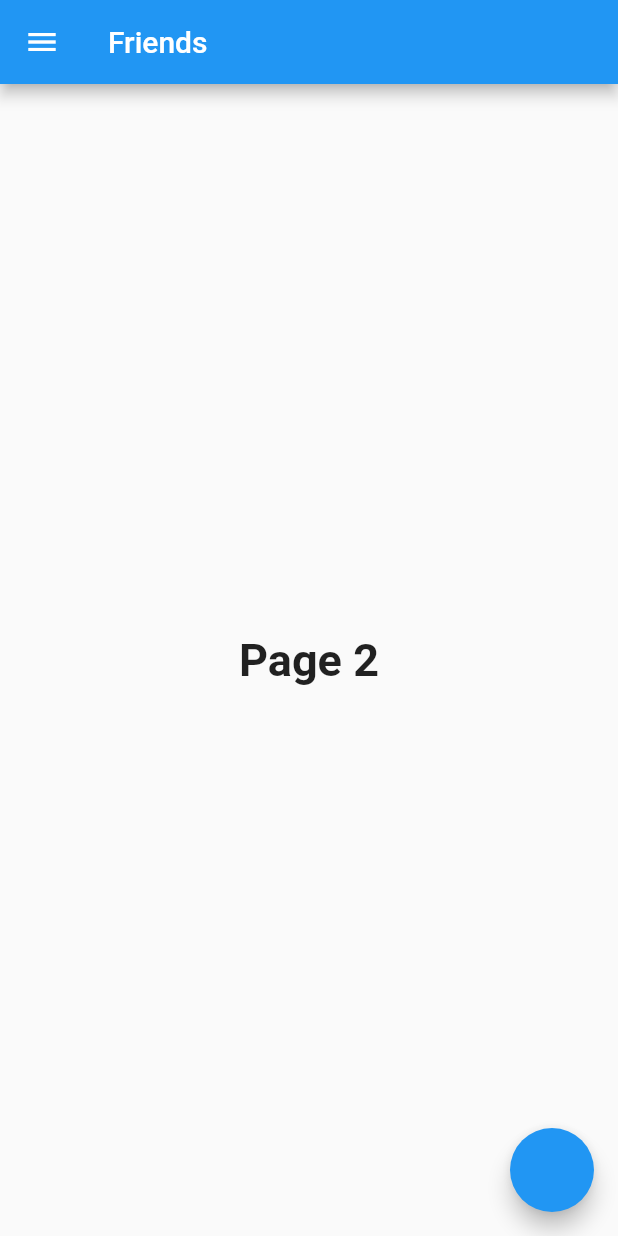
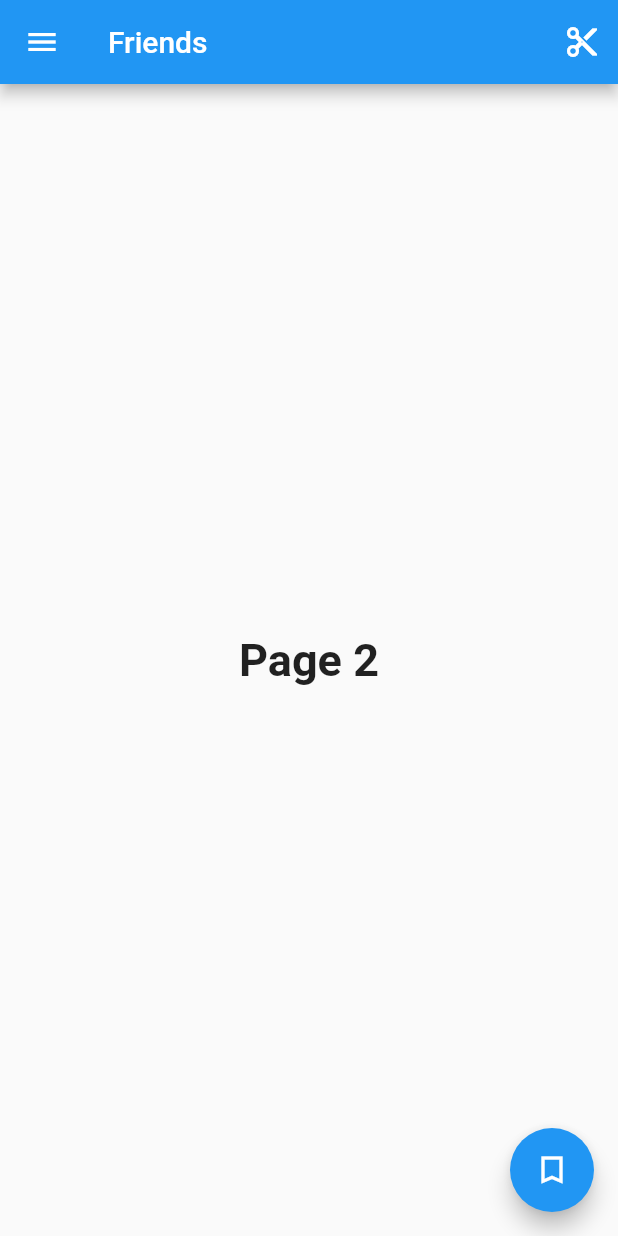
Before and after one commit to aklingam7/chatter-app, a Flutter app: the screen it shows after launch, in the side drawer, after a tap on "Friends", on a phone screen of 412 x 824 dp. Run offline on Flutter 3.47's test engine with Material 2 defaults, Android fonts, the phone set to English and light mode, and no system bars.

Commit message:
Fixed appbar

```diff
--- a/lib/main.dart
+++ b/lib/main.dart
@@ -5,6 +5,10 @@ import 'package:flutter/material.dart';
 import 'routes/posts.dart';
 
 void main() => runApp(MyApp());
+
+const IconData posts_icon = IconData(58336, fontFamily: 'MaterialIcons');
+const IconData friends_icon = IconData(59375, fontFamily: 'MaterialIcons');
+const IconData info_icon = IconData(59534, fontFamily: 'MaterialIcons');
 
 List<Map<String, Object>> _addTags(List<Map<String, Object>> usersWithoutTags) {
   var rng = new Random();
--- a/lib/routes/friends.dart
+++ b/lib/routes/friends.dart
@@ -9,6 +9,9 @@ class Friends extends StatefulWidget {
 }
 
 class _FriendsState extends State<Friends> {
+  static const IconData add_friend_icon =
+      IconData(59376, fontFamily: 'MaterialIcons');
+
   @override
   Widget build(BuildContext context) {
     return WillPopScope(
@@ -17,7 +20,17 @@ class _FriendsState extends State<Friends> {
         return false;
       },
       child: Scaffold(
-        appBar: AppBar(title: Text('Friends')),
+        appBar: AppBar(
+          title: Text('Friends'),
+          actions: <Widget>[
+            IconButton(
+              icon: Icon(info_icon),
+              onPressed: () {
+                null;
+              },
+            ),
+          ],
+        ),
         drawer: Drawer(
           child: ListView(
             padding: EdgeInsets.zero,
@@ -36,7 +49,7 @@ class _FriendsState extends State<Friends> {
                         Spacer(),
                         FloatingActionButton(
                           heroTag: "btn3",
-                          child: Icon(Posts.swap),
+                          child: Icon(Posts.swap_icon),
                           //width: 100,
                           onPressed: () => {
                             if ((currentUser + 1) != users.length)
@@ -83,6 +96,7 @@ class _FriendsState extends State<Friends> {
                 ),
               ),
               ListTile(
+                leading: Icon(posts_icon),
                 title: Text('Posts'),
                 onTap: () {
                   Navigator.pop(context);
@@ -90,6 +104,7 @@ class _FriendsState extends State<Friends> {
                 },
               ),
               ListTile(
+                leading: Icon(friends_icon),
                 title: Text('Friends'),
                 onTap: () {
                   Navigator.pop(context);
@@ -101,6 +116,7 @@ class _FriendsState extends State<Friends> {
         floatingActionButton: FloatingActionButton(
           heroTag: "btn4",
           onPressed: () {},
+          child: Icon(add_friend_icon),
         ),
         body: Container(
           child: Center(
--- a/lib/routes/posts.dart
+++ b/lib/routes/posts.dart
@@ -7,8 +7,10 @@ import 'friends.dart';
 import 'new_post.dart';
 
 class Posts extends StatefulWidget {
-  static const IconData add = IconData(0xe145, fontFamily: 'MaterialIcons');
-  static const IconData swap = IconData(59604, fontFamily: 'MaterialIcons');
+  static const IconData add_icon =
+      IconData(0xe145, fontFamily: 'MaterialIcons');
+  static const IconData swap_icon =
+      IconData(59604, fontFamily: 'MaterialIcons');
 
   @override
   _PostsState createState() => _PostsState();
@@ -18,7 +20,17 @@ class _PostsState extends State<Posts> {
   @override
   Widget build(BuildContext context) {
     return Scaffold(
-      appBar: AppBar(title: Text('Posts')),
+      appBar: AppBar(
+        title: Text('Posts'),
+        actions: <Widget>[
+          IconButton(
+            icon: Icon(info_icon),
+            onPressed: () {
+              null;
+            },
+          ),
+        ],
+      ),
       drawer: Drawer(
         child: ListView(
           padding: EdgeInsets.zero,
@@ -37,7 +49,7 @@ class _PostsState extends State<Posts> {
                       Spacer(),
                       FloatingActionButton(
                         heroTag: "btn1",
-                        child: Icon(Posts.swap),
+                        child: Icon(Posts.swap_icon),
                         //width: 100,
                         onPressed: () => {
                           if ((currentUser + 1) != users.length)
@@ -84,12 +96,14 @@ class _PostsState extends State<Posts> {
               ),
             ),
             ListTile(
+              leading: Icon(posts_icon),
               title: Text('Posts'),
               onTap: () {
                 Navigator.pop(context);
               },
             ),
             ListTile(
+              leading: Icon(friends_icon),
               title: Text('Friends'),
               onTap: () async {
                 var navigationResult = await Navigator.push(context,
@@ -97,8 +111,10 @@ class _PostsState extends State<Posts> {
 
                 if (navigationResult == 'from_back') {
                   Navigator.pop(context);
+                  setState(() {});
                 } else if (navigationResult == 'from_button') {
                   Navigator.pop(context);
+                  setState(() {});
                 }
               },
             ),
@@ -107,7 +123,7 @@ class _PostsState extends State<Posts> {
       ),
       floatingActionButton: FloatingActionButton(
         heroTag: "btn2",
-        child: Icon(Posts.add),
+        child: Icon(Posts.add_icon),
         onPressed: () async {
           var navigationResult = await Navigator.push(
               context, new MaterialPageRoute(builder: (context) => NewPost()));
```
Also changed, not shown: lib/routes/new_post.dart (+15 -4 lines).
